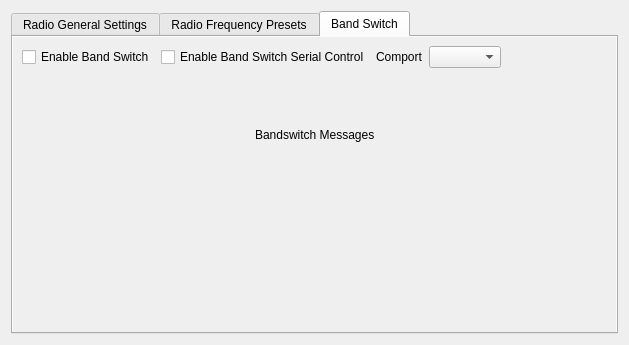
Above: mqt/MqtLogger/radiosettingdialog.ui from Rsclub22/Minos2-Mirror before the change. Below: the same form after it.
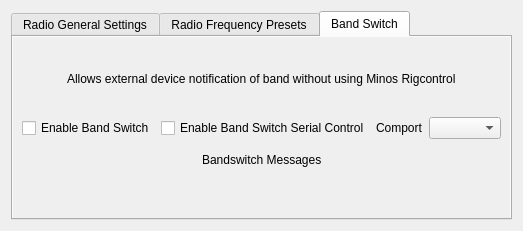
That is the form after the change. The open tabs and pages were chosen to show the change.

Commit message: fix display enable bug in logradio options bandswitch

What changed in the file:
```diff
--- a/mqt/MqtLogger/radiosettingdialog.ui
+++ b/mqt/MqtLogger/radiosettingdialog.ui
@@ -6,8 +6,8 @@
    <rect>
     <x>0</x>
     <y>0</y>
-    <width>629</width>
-    <height>345</height>
+    <width>519</width>
+    <height>231</height>
    </rect>
   </property>
   <property name="windowTitle">
@@ -160,6 +160,47 @@
       <layout class="QVBoxLayout" name="verticalLayout_8">
        <item>
         <layout class="QHBoxLayout" name="horizontalLayout">
+         <item>
+          <layout class="QHBoxLayout" name="horizontalLayout_3">
+           <item>
+            <spacer name="horizontalSpacer_5">
+             <property name="orientation">
+              <enum>Qt::Horizontal</enum>
+             </property>
+             <property name="sizeHint" stdset="0">
+              <size>
+               <width>40</width>
+               <height>20</height>
+              </size>
+             </property>
+            </spacer>
+           </item>
+           <item>
+            <widget class="QLabel" name="label">
+             <property name="text">
+              <string>Allows external device notification of band without using Minos Rigcontrol</string>
+             </property>
+            </widget>
+           </item>
+           <item>
+            <spacer name="horizontalSpacer_4">
+             <property name="orientation">
+              <enum>Qt::Horizontal</enum>
+             </property>
+             <property name="sizeHint" stdset="0">
+              <size>
+               <width>40</width>
+               <height>20</height>
+              </size>
+             </property>
+            </spacer>
+           </item>
+          </layout>
+         </item>
+        </layout>
+       </item>
+       <item>
+        <layout class="QHBoxLayout" name="horizontalLayout_4">
          <item>
           <widget class="QCheckBox" name="enableBandSwChkBox">
            <property name="text">
```
Left out of the diff: 2 changed lines with no effect on the pictures. The commit also changes 2 other files.
